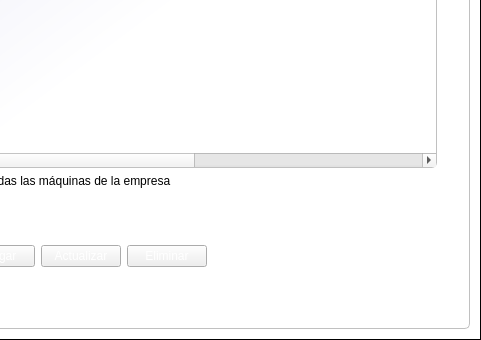
Qt form cosmec/cosmec.ui (Exxu/cosmec-si) before a commit; both pictures show x 319 to 800 and y 260 to 600 of the 800 by 600 pixel window.
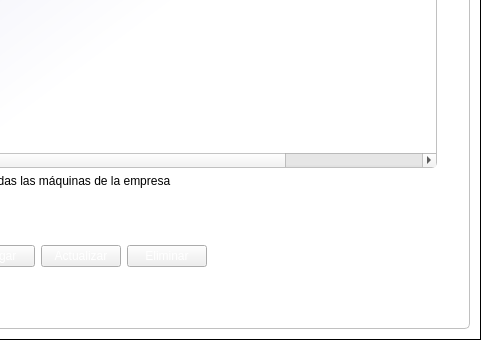
The same form after that commit. The open tabs and pages were chosen to show the change. Icons and pictures are not drawn.

Commit message: ultima modificacion consumible columna costo_hora y calculo de actividad de trabajo

Patch:
```diff
--- a/cosmec/cosmec.ui
+++ b/cosmec/cosmec.ui
@@ -1045,11 +1045,6 @@
                 <string>Costo unitario [$]</string>
                </property>
               </column>
-              <column>
-               <property name="text">
-                <string>Costo hora [$/h]</string>
-               </property>
-              </column>
               <column>
                <property name="text">
                 <string>Máquina</string>
```
Left out of the diff: 2 changed lines with no effect on the pictures. The commit also changes 9 other files.
